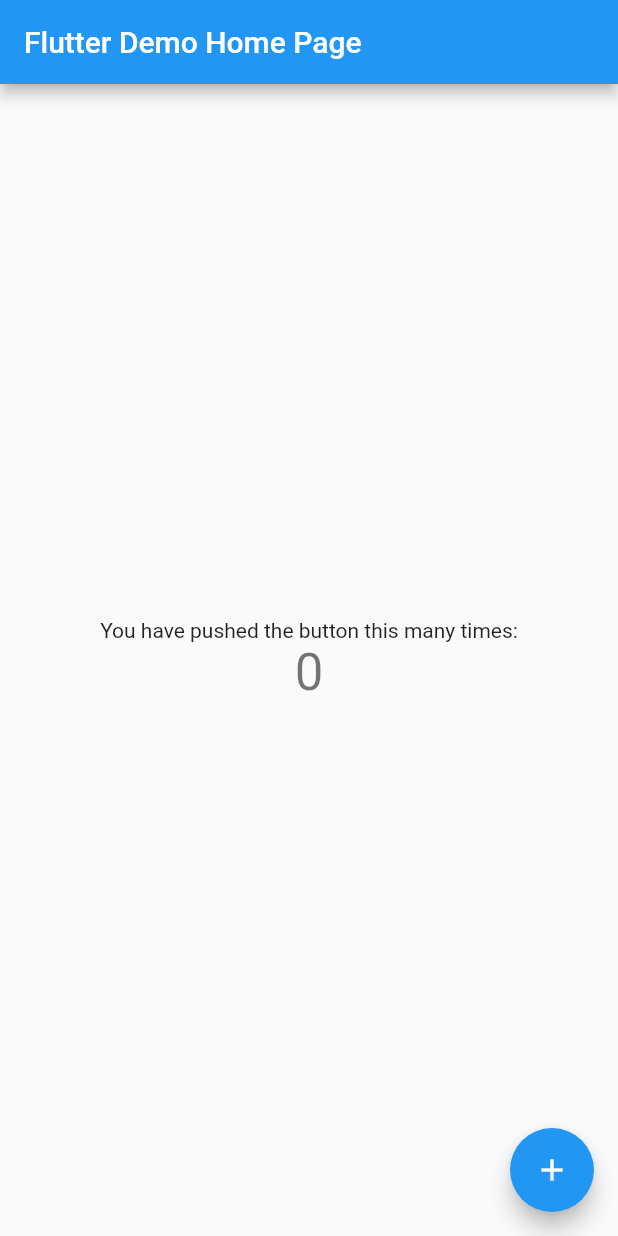
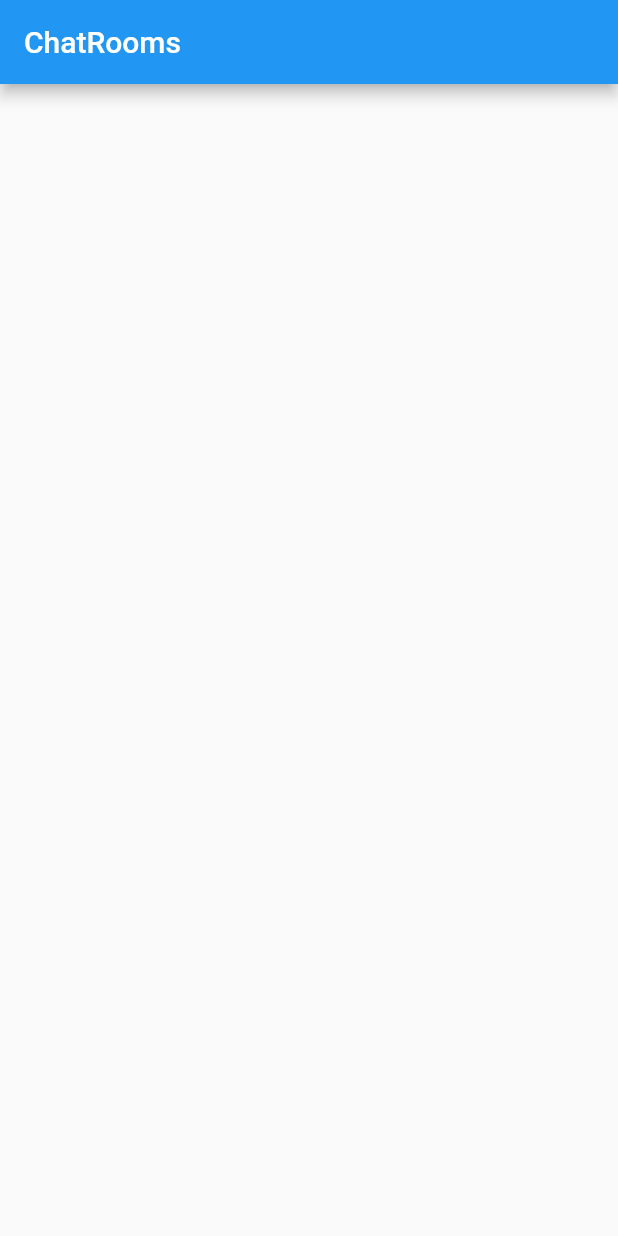
Before and after one commit to darkfusion90/chatrooms-mobile, a Flutter app: the screen it shows after launch, on a phone screen of 412 x 824 dp. Run offline on Flutter 3.47's test engine with Material 2 defaults, Android fonts, the phone set to English and light mode, and no system bars; our stand-ins replace flutter_redux, redux.

Commit message:
Added home screen, configured redux store and List<Room> and User models

```diff
--- /dev/null
+++ b/lib/App.dart
@@ -0,0 +1,25 @@
+import 'package:chatrooms/redux/store.dart';
+import 'package:chatrooms/screens/home/Home.dart';
+import 'package:flutter/cupertino.dart';
+import 'package:flutter/material.dart';
+import 'package:flutter_redux/flutter_redux.dart';
+
+class ChatRoomsApp extends StatelessWidget {
+  @override
+  Widget build(BuildContext context) {
+    return StoreProvider(
+      store: appStore,
+      child: _AppView(),
+    );
+  }
+}
+
+class _AppView extends StatelessWidget {
+  @override
+  Widget build(BuildContext context) {
+    return MaterialApp(
+      title: 'ChatRooms',
+      home: Home(),
+    );
+  }
+}
--- a/lib/main.dart
+++ b/lib/main.dart
@@ -1,117 +1,4 @@
-import 'package:flutter/material.dart';
+import 'package:chatrooms/App.dart';
+import 'package:flutter/cupertino.dart';
 
-void main() {
-  runApp(MyApp());
-}
-
-class MyApp extends StatelessWidget {
-  // This widget is the root of your application.
-  @override
-  Widget build(BuildContext context) {
-    return MaterialApp(
-      title: 'Flutter Demo',
-      theme: ThemeData(
-        // This is the theme of your application.
-        //
-        // Try running your application with "flutter run". You'll see the
-        // application has a blue toolbar. Then, without quitting the app, try
-        // changing the primarySwatch below to Colors.green and then invoke
-        // "hot reload" (press "r" in the console where you ran "flutter run",
-        // or simply save your changes to "hot reload" in a Flutter IDE).
-        // Notice that the counter didn't reset back to zero; the application
-        // is not restarted.
-        primarySwatch: Colors.blue,
-        // This makes the visual density adapt to the platform that you run
-        // the app on. For desktop platforms, the controls will be smaller and
-        // closer together (more dense) than on mobile platforms.
-        visualDensity: VisualDensity.adaptivePlatformDensity,
-      ),
-      home: MyHomePage(title: 'Flutter Demo Home Page'),
-    );
-  }
-}
-
-class MyHomePage extends StatefulWidget {
-  MyHomePage({Key key, this.title}) : super(key: key);
-
-  // This widget is the home page of your application. It is stateful, meaning
-  // that it has a State object (defined below) that contains fields that affect
-  // how it looks.
-
-  // This class is the configuration for the state. It holds the values (in this
-  // case the title) provided by the parent (in this case the App widget) and
-  // used by the build method of the State. Fields in a Widget subclass are
-  // always marked "final".
-
-  final String title;
-
-  @override
-  _MyHomePageState createState() => _MyHomePageState();
-}
-
-class _MyHomePageState extends State<MyHomePage> {
-  int _counter = 0;
-
-  void _incrementCounter() {
-    setState(() {
-      // This call to setState tells the Flutter framework that something has
-      // changed in this State, which causes it to rerun the build method below
-      // so that the display can reflect the updated values. If we changed
-      // _counter without calling setState(), then the build method would not be
-      // called again, and so nothing would appear to happen.
-      _counter++;
-    });
-  }
-
-  @override
-  Widget build(BuildContext context) {
-    // This method is rerun every time setState is called, for instance as done
-    // by the _incrementCounter method above.
-    //
-    // The Flutter framework has been optimized to make rerunning build methods
-    // fast, so that you can just rebuild anything that needs updating rather
-    // than having to individually change instances of widgets.
-    return Scaffold(
-      appBar: AppBar(
-        // Here we take the value from the MyHomePage object that was created by
-        // the App.build method, and use it to set our appbar title.
-        title: Text(widget.title),
-      ),
-      body: Center(
-        // Center is a layout widget. It takes a single child and positions it
-        // in the middle of the parent.
-        child: Column(
-          // Column is also a layout widget. It takes a list of children and
-          // arranges them vertically. By default, it sizes itself to fit its
-          // children horizontally, and tries to be as tall as its parent.
-          //
-          // Invoke "debug painting" (press "p" in the console, choose the
-          // "Toggle Debug Paint" action from the Flutter Inspector in Android
-          // Studio, or the "Toggle Debug Paint" command in Visual Studio Code)
-          // to see the wireframe for each widget.
-          //
-          // Column has various properties to control how it sizes itself and
-          // how it positions its children. Here we use mainAxisAlignment to
-          // center the children vertically; the main axis here is the vertical
-          // axis because Columns are vertical (the cross axis would be
-          // horizontal).
-          mainAxisAlignment: MainAxisAlignment.center,
-          children: <Widget>[
-            Text(
-              'You have pushed the button this many times:',
-            ),
-            Text(
-              '$_counter',
-              style: Theme.of(context).textTheme.headline4,
-            ),
-          ],
-        ),
-      ),
-      floatingActionButton: FloatingActionButton(
-        onPressed: _incrementCounter,
-        tooltip: 'Increment',
-        child: Icon(Icons.add),
-      ), // This trailing comma makes auto-formatting nicer for build methods.
-    );
-  }
-}
+main() => runApp(ChatRoomsApp());
--- /dev/null
+++ b/lib/redux/models/account.dart
@@ -0,0 +1,16 @@
+import 'package:chatrooms/redux/models/user.dart';
+
+enum AccountType { guest, registered }
+
+extension AccountTypeGetter on AccountType {
+  bool get isRegistered => this == AccountType.registered;
+
+  bool get isGuest => this == AccountType.guest;
+}
+
+class Account {
+  final User user;
+  final AccountType accountType;
+
+  Account(this.user, this.accountType);
+}
--- /dev/null
+++ b/lib/redux/models/room.dart
@@ -0,0 +1,39 @@
+import 'package:chatrooms/redux/models/user.dart';
+import 'package:flutter/cupertino.dart';
+
+class Room {
+  final String id;
+  final DateTime createdAt;
+  final User createdBy;
+  String name;
+  RoomType type;
+
+  Room({
+    @required this.id,
+    @required this.createdAt,
+    @required this.createdBy,
+    @required this.name,
+    @required this.type,
+  })  : assert(id != null),
+        assert(createdAt != null),
+        assert(createdBy != null),
+        assert(name != null),
+        assert(type != null);
+}
+
+class PublicRoom extends Room {
+  PublicRoom({
+    @required String id,
+    @required DateTime createdAt,
+    @required User createdBy,
+    @required String name,
+  }) : super(
+          id: id,
+          createdAt: createdAt,
+          createdBy: createdBy,
+          name: name,
+          type: RoomType.public,
+        );
+}
+
+enum RoomType { private, public }
--- /dev/null
+++ b/lib/redux/models/user.dart
@@ -0,0 +1,8 @@
+import 'package:flutter/cupertino.dart';
+
+class User {
+  final String id;
+  String username;
+
+  User(this.id, {@required this.username}) : assert(username != null);
+}
--- /dev/null
+++ b/lib/redux/reducers/main.dart
@@ -0,0 +1,5 @@
+import 'package:chatrooms/redux/reducers/public_rooms_reducer.dart';
+import 'package:chatrooms/redux/state.dart';
+
+AppState appReducer(AppState state, dynamic action) =>
+    AppState(publicRooms: publicRoomsReducer(state.publicRooms, action));
--- /dev/null
+++ b/lib/redux/reducers/public_rooms_reducer.dart
@@ -0,0 +1,9 @@
+import 'package:chatrooms/redux/models/room.dart';
+import 'package:chatrooms/redux/state.dart';
+import 'package:redux/redux.dart';
+
+List<Room> _publicRoomsReducer(List<Room> publicRooms, dynamic action) =>
+    publicRooms;
+
+final Reducer<List<Room>> publicRoomsReducer =
+    TypedReducer<List<Room>, dynamic>(publicRoomsReducer);
--- /dev/null
+++ b/lib/redux/state.dart
@@ -0,0 +1,10 @@
+import 'package:chatrooms/redux/models/room.dart';
+import 'package:flutter/cupertino.dart';
+
+class AppState {
+  List<PublicRoom> publicRooms;
+
+  AppState({@required this.publicRooms}) : assert(publicRooms != null);
+
+  factory AppState.init() => AppState(publicRooms: List.unmodifiable([]));
+}
--- /dev/null
+++ b/lib/redux/store.dart
@@ -0,0 +1,8 @@
+import 'package:chatrooms/redux/reducers/main.dart';
+import 'package:chatrooms/redux/state.dart';
+import 'package:redux/redux.dart';
+
+final Store<AppState> appStore = Store<AppState>(
+  appReducer,
+  initialState: AppState.init(),
+);
--- /dev/null
+++ b/lib/reusable_widgets/appbars/appbar_interface.dart
@@ -0,0 +1,14 @@
+import 'package:flutter/cupertino.dart';
+import 'package:flutter/material.dart';
+
+abstract class BaseAppBar extends StatefulWidget
+  implements PreferredSizeWidget {
+  @override
+  final Size preferredSize;
+  final PreferredSizeWidget bottom;
+
+  BaseAppBar({this.bottom})
+    : preferredSize = Size.fromHeight(
+    kToolbarHeight + (bottom?.preferredSize?.height ?? 0),
+  );
+}
--- /dev/null
+++ b/lib/reusable_widgets/appbars/default_appbar.dart
@@ -0,0 +1,17 @@
+import 'package:chatrooms/reusable_widgets/appbars/appbar_interface.dart';
+import 'package:flutter/cupertino.dart';
+import 'package:flutter/material.dart';
+
+class ChatRoomsAppBar extends BaseAppBar {
+  @override
+  State<StatefulWidget> createState() => _ChatRoomsAppBarState();
+}
+
+class _ChatRoomsAppBarState extends State<ChatRoomsAppBar> {
+  @override
+  Widget build(BuildContext context) {
+    return AppBar(
+      title: Text('ChatRooms'),
+    );
+  }
+}
--- /dev/null
+++ b/lib/screens/home/Home.dart
@@ -0,0 +1,11 @@
+import 'package:chatrooms/reusable_widgets/appbars/default_appbar.dart';
+import 'package:chatrooms/screens/home/widgets/RoomList.dart';
+import 'package:flutter/cupertino.dart';
+import 'package:flutter/material.dart';
+
+class Home extends StatelessWidget {
+  @override
+  Widget build(BuildContext context) {
+    return Scaffold(appBar: ChatRoomsAppBar(), body: RoomList());
+  }
+}
--- /dev/null
+++ b/lib/screens/home/widgets/RoomList.dart
@@ -0,0 +1,60 @@
+import 'package:chatrooms/redux/models/room.dart';
+import 'package:chatrooms/redux/state.dart';
+import 'package:flutter/cupertino.dart';
+import 'package:flutter/material.dart';
+import 'package:flutter_redux/flutter_redux.dart';
+import 'package:intl/intl.dart';
+
+class RoomList extends StatelessWidget {
+  @override
+  Widget build(BuildContext context) {
+    return StoreConnector<AppState, List<Room>>(
+      converter: (store) => store.state.publicRooms,
+      builder: (_, List<Room> publicRooms) => _RoomListView(publicRooms),
+    );
+  }
+}
+
+class _RoomListView extends StatelessWidget {
+  final List<Room> publicRooms;
+
+  _RoomListView(this.publicRooms);
+
+  @override
+  Widget build(BuildContext context) {
+    return ListView.separated(
+      itemCount: publicRooms.length,
+      itemBuilder: (_, int index) => _RoomListItem(publicRooms[index]),
+      separatorBuilder: (_, __) => Divider(),
+    );
+  }
+}
+
+class _RoomListItem extends StatelessWidget {
+  final Room room;
+  final DateFormat _createdAtDateFormatter = DateFormat('dd/MM/yyyy HH:mm');
+
+  _RoomListItem(this.room);
+
+  @override
+  Widget build(BuildContext context) {
+    return ListTile(
+      title: Text(room.name),
+      subtitle: _buildSubtitle(),
+      trailing: _buildJoinRoomButton(),
+    );
+  }
+
+  Widget _buildSubtitle() {
+    final String createdAt = _createdAtDateFormatter.format(room.createdAt);
+
+    return Text('Created: $createdAt');
+  }
+
+  Widget _buildJoinRoomButton() {
+    return RaisedButton(
+      child: Text('Join'),
+      onPressed: () => print('Requesting to join: ${room.name}'),
+    );
+  }
+}
--- a/pubspec.yaml
+++ b/pubspec.yaml
@@ -25,6 +25,10 @@ dependencies:
     sdk: flutter
 
   cupertino_icons: ^0.1.3
+  redux: ^4.0.0
+  flutter_redux: ^0.6.0
+  intl: ^0.16.1
+
 
 dev_dependencies:
   flutter_test:
```
Also changed, not shown: pubspec.lock, 1 other file.
